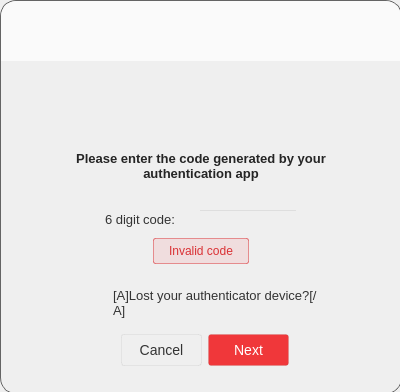
Before: the Qt Designer form src/MEGASync/gui/win/GuestWidget.ui in meganz/MEGAsync, drawn with Qt 5.
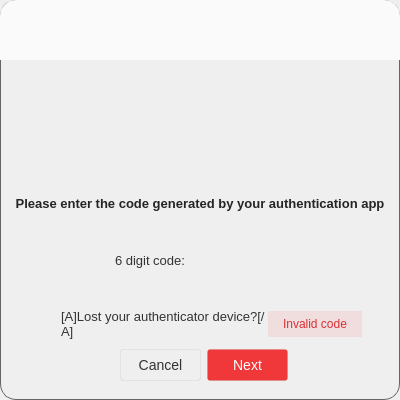
After: the same form once the commit is applied. The open tabs and pages were chosen to show the change. Icons and pictures are not drawn. Custom widgets are drawn as their Qt base class.

Commit message: SNC-3093. Shield icon fix

```diff
--- a/src/MEGASync/gui/win/GuestWidget.ui
+++ b/src/MEGASync/gui/win/GuestWidget.ui
@@ -7,11 +7,11 @@
     <x>0</x>
     <y>0</y>
     <width>400</width>
-    <height>392</height>
+    <height>400</height>
    </rect>
   </property>
   <property name="sizePolicy">
-   <sizepolicy hsizetype="Fixed" vsizetype="Fixed">
+   <sizepolicy hsizetype="Preferred" vsizetype="Preferred">
     <horstretch>0</horstretch>
     <verstretch>0</verstretch>
    </sizepolicy>
@@ -25,7 +25,7 @@
   <property name="maximumSize">
    <size>
     <width>400</width>
-    <height>392</height>
+    <height>414</height>
    </size>
   </property>
   <property name="windowTitle">
@@ -169,7 +169,7 @@
 	padding-left: 12px;
 }</string>
   </property>
-  <layout class="QVBoxLayout" name="guestWidgetLayout">
+  <layout class="QHBoxLayout" name="horizontalLayout_5">
    <property name="spacing">
     <number>0</number>
    </property>
@@ -189,43 +189,49 @@
     <widget class="QWidget" name="wGuestWidgetIn" native="true">
      <property name="minimumSize">
       <size>
-       <width>402</width>
+       <width>400</width>
        <height>394</height>
       </size>
      </property>
+     <property name="styleSheet">
+      <string notr="true">#wHeader
+{
+ background-color:  #FAFAFA;
+ border-top-left-radius: 16px;
+ border-top-right-radius: 16px;
+}
+</string>
+     </property>
      <layout class="QVBoxLayout" name="guestWidgetInLayout">
       <property name="spacing">
        <number>0</number>
       </property>
       <property name="leftMargin">
-       <number>1</number>
+       <number>0</number>
       </property>
       <property name="topMargin">
-       <number>1</number>
+       <number>0</number>
       </property>
       <property name="rightMargin">
-       <number>1</number>
+       <number>0</number>
       </property>
       <property name="bottomMargin">
-       <number>1</number>
+       <number>0</number>
       </property>
       <item>
        <widget class="QWidget" name="wHeader" native="true">
+        <property name="sizePolicy">
+         <sizepolicy hsizetype="Expanding" vsizetype="Minimum">
+          <horstretch>0</horstretch>
+          <verstretch>0</verstretch>
+         </sizepolicy>
+        </property>
         <property name="minimumSize">
          <size>
           <width>0</width>
           <height>60</height>
          </size>
         </property>
-        <property name="maximumSize">
-         <size>
-          <width>16777215</width>
-          <height>60</height>
-         </size>
-        </property>
-        <property name="styleSheet">
-         <string notr="true"/>
-        </property>
         <layout class="QHBoxLayout" name="guestWidgetInHeaderLayout">
          <property name="spacing">
           <number>0</number>
@@ -302,22 +308,18 @@
       </item>
       <item>
        <widget class="QStackedWidget" name="sPages">
+        <property name="sizePolicy">
+         <sizepolicy hsizetype="Expanding" vsizetype="Preferred">
+          <horstretch>0</horstretch>
+          <verstretch>0</verstretch>
+         </sizepolicy>
+        </property>
         <property name="minimumSize">
          <size>
           <width>400</width>
-          <height>332</height>
+          <height>300</height>
          </size>
         </property>
-        <property name="maximumSize">
-         <size>
-          <width>400</width>
-          <height>332</height>
-         </size>
-        </property>
-        <property name="styleSheet">
-         <string notr="true">image: url(&quot;:/images/login_background.png&quot;) ;
-</string>
-        </property>
         <property name="currentIndex">
          <number>5</number>
         </property>
@@ -2169,15 +2171,32 @@
         <widget class="QWidget" name="pLogin2FA">
          <property name="styleSheet">
           <string notr="true">background: transparent;
-   image: none;</string>
+image: none;
+border: none;
+border-radius: 0px;</string>
          </property>
          <layout class="QVBoxLayout" name="verticalLayout_16">
+          <property name="spacing">
+           <number>0</number>
+          </property>
+          <property name="leftMargin">
+           <number>0</number>
+          </property>
+          <property name="topMargin">
+           <number>0</number>
+          </property>
+          <property name="rightMargin">
+           <number>0</number>
+          </property>
+          <property name="bottomMargin">
+           <number>0</number>
+          </property>
           <item>
-           <widget class="QWidget" name="wHeader1" native="true">
-            <property name="styleSheet">
-             <string notr="true">background: transparent;</string>
-            </property>
+           <widget class="QWidget" name="wHeader2FA" native="true">
             <layout class="QHBoxLayout" name="horizontalLayout">
+             <property name="spacing">
+              <number>0</number>
+             </property>
              <property name="leftMargin">
               <number>0</number>
              </property>
@@ -2197,24 +2216,30 @@
                </property>
                <property name="sizeHint" stdset="0">
                 <size>
-                 <width>179</width>
-                 <height>20</height>
+                 <width>0</width>
+                 <height>0</height>
                 </size>
                </property>
               </spacer>
              </item>
              <item>
               <widget class="QPushButton" name="bShield">
+               <property name="sizePolicy">
+                <sizepolicy hsizetype="Preferred" vsizetype="Preferred">
+                 <horstretch>0</horstretch>
+                 <verstretch>0</verstretch>
+                </sizepolicy>
+               </property>
                <property name="minimumSize">
                 <size>
-                 <width>60</width>
-                 <height>60</height>
+                 <width>96</width>
+                 <height>96</height>
                 </size>
                </property>
                <property name="maximumSize">
                 <size>
-                 <width>60</width>
-                 <height>60</height>
+                 <width>128</width>
+                 <height>128</height>
                 </size>
                </property>
                <property name="focusPolicy">
@@ -2243,8 +2268,8 @@
                </property>
                <property name="sizeHint" stdset="0">
                 <size>
-                 <width>179</width>
-                 <height>20</height>
+                 <width>0</width>
+                 <height>0</height>
                 </size>
                </property>
               </spacer>
@@ -2252,37 +2277,40 @@
             </layout>
            </widget>
           </item>
-          <item>
-           <spacer name="verticalSpacer_5">
-            <property name="orientation">
-             <enum>Qt::Vertical</enum>
-            </property>
-            <property name="sizeHint" stdset="0">
-             <size>
-              <width>20</width>
-              <height>40</height>
-             </size>
-            </property>
-           </spacer>
-          </item>
           <item>
            <widget class="QWidget" name="wDesc2FA" native="true">
-            <layout class="QHBoxLayout" name="desc2faLayout">
+            <layout class="QVBoxLayout" name="verticalLayout">
              <property name="spacing">
               <number>0</number>
              </property>
              <property name="leftMargin">
-              <number>30</number>
+              <number>0</number>
              </property>
              <property name="topMargin">
               <number>0</number>
              </property>
              <property name="rightMargin">
-              <number>30</number>
+              <number>0</number>
              </property>
              <property name="bottomMargin">
               <number>0</number>
              </property>
+             <item>
+              <spacer name="verticalSpacer_5">
+               <property name="orientation">
+                <enum>Qt::Vertical</enum>
+               </property>
+               <property name="sizeType">
+                <enum>QSizePolicy::Fixed</enum>
+               </property>
+               <property name="sizeHint" stdset="0">
+                <size>
+                 <width>20</width>
+                 <height>40</height>
+                </size>
+               </property>
+              </spacer>
+             </item>
              <item>
               <widget class="QLabel" name="lDesc">
                <property name="text">
@@ -2296,9 +2324,6 @@
                </property>
               </widget>
              </item>
-            </layout>
-           </widget>
-          </item>
           <item>
            <spacer name="verticalSpacer_7">
             <property name="orientation">
@@ -2307,59 +2332,13 @@
             <property name="sizeHint" stdset="0">
              <size>
               <width>20</width>
-              <height>40</height>
+                 <height>20</height>
              </size>
             </property>
            </spacer>
           </item>
           <item>
-           <widget class="QWidget" name="w2FACode" native="true">
-            <layout class="QVBoxLayout" name="verticalLayout">
-             <property name="spacing">
-              <number>9</number>
-             </property>
-             <property name="leftMargin">
-              <number>0</number>
-             </property>
-             <property name="topMargin">
-              <number>4</number>
-             </property>
-             <property name="rightMargin">
-              <number>0</number>
-             </property>
-             <property name="bottomMargin">
-              <number>3</number>
-             </property>
-             <item>
-              <widget class="QWidget" name="wCode" native="true">
-               <property name="minimumSize">
-                <size>
-                 <width>0</width>
-                 <height>22</height>
-                </size>
-               </property>
-               <property name="maximumSize">
-                <size>
-                 <width>16777215</width>
-                 <height>22</height>
-                </size>
-               </property>
-               <layout class="QHBoxLayout" name="codeLayout">
-                <property name="spacing">
-                 <number>23</number>
-                </property>
-                <property name="leftMargin">
-                 <number>0</number>
-                </property>
-                <property name="topMargin">
-                 <number>2</number>
-                </property>
-                <property name="rightMargin">
-                 <number>0</number>
-                </property>
-                <property name="bottomMargin">
-                 <number>0</number>
-                </property>
+              <layout class="QHBoxLayout" name="horizontalLayout_3">
                 <item>
                  <spacer name="horizontalSpacer_6">
                   <property name="orientation">
@@ -2431,91 +2410,6 @@
                  </spacer>
                 </item>
                </layout>
-              </widget>
-             </item>
-             <item>
-              <widget class="QWidget" name="wError" native="true">
-               <property name="minimumSize">
-                <size>
-                 <width>0</width>
-                 <height>26</height>
-                </size>
-               </property>
-               <property name="maximumSize">
-                <size>
-                 <width>16777215</width>
-                 <height>26</height>
-                </size>
-               </property>
-               <layout class="QHBoxLayout" name="errorLayout">
-                <property name="spacing">
-                 <number>0</number>
-                </property>
-                <property name="leftMargin">
-                 <number>0</number>
-                </property>
-                <property name="topMargin">
-                 <number>0</number>
-                </property>
-                <property name="rightMargin">
-                 <number>0</number>
-                </property>
-                <property name="bottomMargin">
-                 <number>0</number>
-                </property>
-                <item>
-                 <spacer name="errorSpacer">
-                  <property name="orientation">
-                   <enum>Qt::Horizontal</enum>
-                  </property>
-                  <property name="sizeHint" stdset="0">
-                   <size>
-                    <width>158</width>
-                    <height>20</height>
-                   </size>
-                  </property>
-                 </spacer>
-                </item>
-                <item>
-                 <widget class="QLabel" name="lLogin2FAError">
-                  <property name="minimumSize">
-                   <size>
-                    <width>0</width>
-                    <height>26</height>
-                   </size>
-                  </property>
-                  <property name="maximumSize">
-                   <size>
-                    <width>16777215</width>
-                    <height>26</height>
-                   </size>
-                  </property>
-                  <property name="styleSheet">
-                   <string notr="true">background-color: rgba(240,55,58,0.1);</string>
-                  </property>
-                  <property name="text">
-                   <string>Invalid code</string>
-                  </property>
-                 </widget>
-                </item>
-                <item>
-                 <spacer name="errorSpacer2">
-                  <property name="orientation">
-                   <enum>Qt::Horizontal</enum>
-                  </property>
-                  <property name="sizeHint" stdset="0">
-                   <size>
-                    <width>158</width>
-                    <height>20</height>
-                   </size>
-                  </property>
-                 </spacer>
-                </item>
-               </layout>
-              </widget>
-             </item>
-            </layout>
-           </widget>
           </item>
           <item>
            <spacer name="verticalSpacer_3">
@@ -2525,7 +2419,22 @@
             <property name="sizeHint" stdset="0">
              <size>
               <width>20</width>
-              <height>40</height>
+                 <height>20</height>
+                </size>
+               </property>
+              </spacer>
+             </item>
+             <item>
+              <layout class="QHBoxLayout" name="horizontalLayout_4">
+               <item>
+                <spacer name="errorSpacer">
+                 <property name="orientation">
+                  <enum>Qt::Horizontal</enum>
+                 </property>
+                 <property name="sizeHint" stdset="0">
+                  <size>
+                   <width>158</width>
+                   <height>20</height>
              </size>
             </property>
            </spacer>
@@ -2631,6 +2540,46 @@
            </layout>
           </item>
           <item>
+                <widget class="QLabel" name="lLogin2FAError">
+                 <property name="minimumSize">
+                  <size>
+                   <width>0</width>
+                   <height>26</height>
+                  </size>
+                 </property>
+                 <property name="maximumSize">
+                  <size>
+                   <width>16777215</width>
+                   <height>26</height>
+                  </size>
+                 </property>
+                 <property name="styleSheet">
+                  <string notr="true">background-color: rgba(240,55,58,0.1);</string>
+                 </property>
+                 <property name="text">
+                  <string>Invalid code</string>
+                 </property>
+                </widget>
+               </item>
+               <item>
+                <spacer name="errorSpacer2">
+                 <property name="orientation">
+                  <enum>Qt::Horizontal</enum>
+                 </property>
+                 <property name="sizeHint" stdset="0">
+                  <size>
+                   <width>158</width>
+                   <height>20</height>
+                  </size>
+                 </property>
+                </spacer>
+               </item>
+              </layout>
+             </item>
+            </layout>
+           </widget>
+          </item>
+          <item>
            <widget class="QWidget" name="bLayout" native="true">
             <property name="minimumSize">
              <size>
@@ -2743,6 +2692,9 @@
                <property name="orientation">
                 <enum>Qt::Horizontal</enum>
                </property>
+               <property name="sizeType">
+                <enum>QSizePolicy::Expanding</enum>
+               </property>
                <property name="sizeHint" stdset="0">
                 <size>
                  <width>10</width>
@@ -2758,6 +2710,28 @@
         </widget>
        </widget>
       </item>
+      <item>
+       <widget class="QWidget" name="wFooter" native="true">
+        <property name="sizePolicy">
+         <sizepolicy hsizetype="Expanding" vsizetype="Minimum">
+          <horstretch>0</horstretch>
+          <verstretch>0</verstretch>
+         </sizepolicy>
+        </property>
+        <property name="minimumSize">
+         <size>
+          <width>0</width>
+          <height>1</height>
+         </size>
+        </property>
+        <property name="maximumSize">
+         <size>
+          <width>16777215</width>
+          <height>20</height>
+         </size>
+        </property>
+       </widget>
+      </item>
      </layout>
     </widget>
    </item>
```
Left out of the diff: 239 changed lines with no effect on the pictures. Lines whose indentation alone changed are shown as unchanged.
